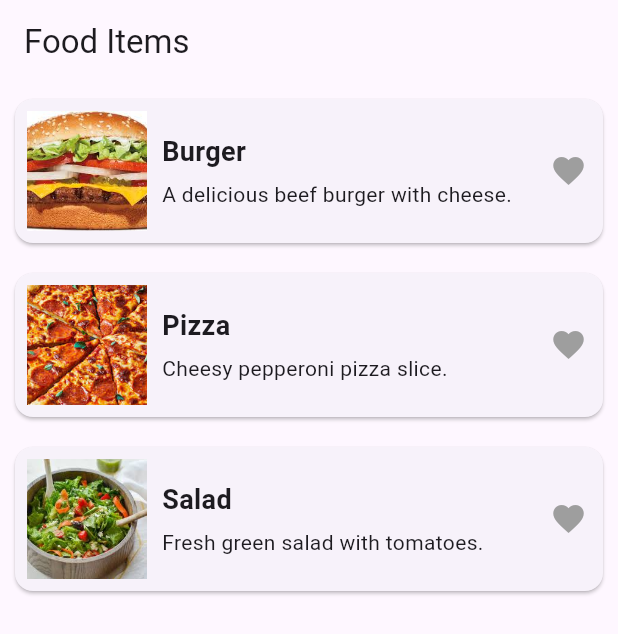
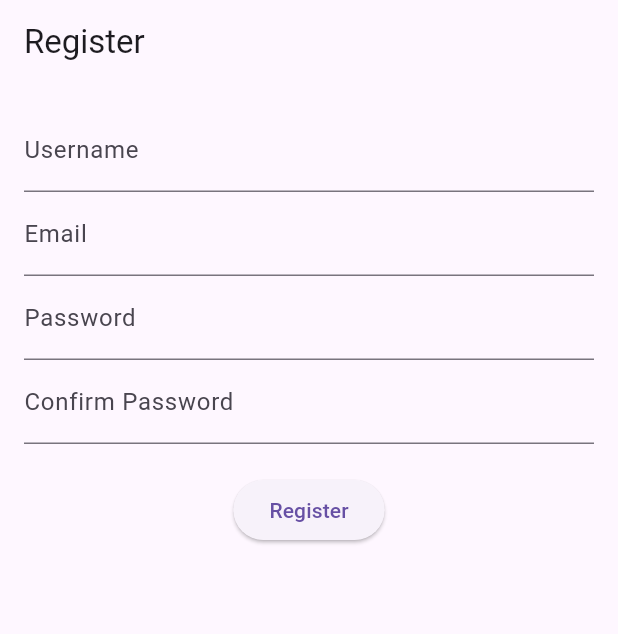
Before and after one commit to AtikaAbid/Journal-9, a Flutter app: the screen it shows after launch, on a phone screen of 412 x 824 dp. Shown: the top 634 px of the screen. Run offline on Flutter 3.47's test engine with Material 3 defaults, Android fonts, the phone set to English and light mode, and no system bars.

Commit message:
first commit

```diff
--- a/lib/main.dart
+++ b/lib/main.dart
@@ -9,16 +9,14 @@ class MyApp extends StatelessWidget {
   @override
   Widget build(BuildContext context) {
     return MaterialApp(
-      title: 'Food List App',
-      theme: ThemeData(primarySwatch: Colors.green),
+      title: 'Registration/Login App',
+      debugShowCheckedModeBanner: false,
+      theme: ThemeData(primarySwatch: Colors.blue),
       home: SplashScreen(),
     );
   }
 }
 
-// ========================
-// 1. Splash Screen
-// ========================
 class SplashScreen extends StatefulWidget {
   @override
   _SplashScreenState createState() => _SplashScreenState();
@@ -31,7 +29,7 @@ class _SplashScreenState extends State<SplashScreen> {
     Timer(Duration(seconds: 2), () {
       Navigator.pushReplacement(
         context,
-        MaterialPageRoute(builder: (context) => FoodListScreen()),
+        MaterialPageRoute(builder: (context) => RegistrationScreen()),
       );
     });
   }
@@ -40,123 +38,133 @@ class _SplashScreenState extends State<SplashScreen> {
   Widget build(BuildContext context) {
     return Scaffold(
       body: Center(
-        child: FlutterLogo(size: 100), // Replace with your logo
+        child: FlutterLogo(size: 100),
       ),
     );
   }
 }
 
-// ========================
-// 2. Food List Screen
-// ========================
-class FoodListScreen extends StatelessWidget {
-  final List<Map<String, String>> foodItems = [
-    {
-      'image': 'assets/burger.jpg',
-      'name': 'Burger',
-      'description': 'A delicious beef burger with cheese.'
-    },
-    {
-      'image': 'assets/pizza.jpg',
-      'name': 'Pizza',
-      'description': 'Cheesy pepperoni pizza slice.'
-    },
-    {
-      'image': 'assets/salad.jpg',
-      'name': 'Salad',
-      'description': 'Fresh green salad with tomatoes.'
-    },
-  ];
+class RegistrationScreen extends StatefulWidget {
+  @override
+  _RegistrationScreenState createState() => _RegistrationScreenState();
+}
+
+class _RegistrationScreenState extends State<RegistrationScreen> {
+  final _formKey = GlobalKey<FormState>();
+  String username = '', email = '', password = '', confirmPassword = '';
 
   @override
   Widget build(BuildContext context) {
     return Scaffold(
-      appBar: AppBar(title: Text('Food Items')),
-      body: ListView.builder(
-        itemCount: foodItems.length,
-        itemBuilder: (context, index) {
-          return FoodItemCard(item: foodItems[index]);
-        },
+      appBar: AppBar(title: Text('Register')),
+      body: Padding(
+        padding: EdgeInsets.all(16.0),
+        child: Form(
+          key: _formKey,
+          child: Column(
+            children: [
+              TextFormField(
+                decoration: InputDecoration(labelText: 'Username'),
+                validator: (value) => value!.isEmpty ? 'Required' : null,
+                onSaved: (value) => username = value!,
+              ),
+              TextFormField(
+                decoration: InputDecoration(labelText: 'Email'),
+                validator: (value) => value!.isEmpty ? 'Required' : null,
+                onSaved: (value) => email = value!,
+              ),
+              TextFormField(
+                obscureText: true,
+                decoration: InputDecoration(labelText: 'Password'),
+                validator: (value) => value!.isEmpty ? 'Required' : null,
+                onSaved: (value) => password = value!,
+              ),
+              TextFormField(
+                obscureText: true,
+                decoration: InputDecoration(labelText: 'Confirm Password'),
+                validator: (value) => value != password ? 'Passwords do not match' : null,
+              ),
+              SizedBox(height: 20),
+              ElevatedButton(
+                onPressed: () {
+                  if (_formKey.currentState!.validate()) {
+                    _formKey.currentState!.save();
+                    Navigator.push(
+                      context,
+                      MaterialPageRoute(
+                        builder: (context) => LoginScreen(
+                          registeredUsername: username,
+                          registeredPassword: password,
+                        ),
+                      ),
+                    );
+                  }
+                },
+                child: Text('Register'),
+              )
+            ],
+          ),
+        ),
       ),
     );
   }
 }
 
-// ========================
-// Food Item Widget
-// ========================
-class FoodItemCard extends StatefulWidget {
-  final Map<String, String> item;
+class LoginScreen extends StatefulWidget {
+  final String registeredUsername;
+  final String registeredPassword;
 
-  FoodItemCard({required this.item});
+  LoginScreen({required this.registeredUsername, required this.registeredPassword});
 
   @override
-  _FoodItemCardState createState() => _FoodItemCardState();
+  _LoginScreenState createState() => _LoginScreenState();
 }
 
-class _FoodItemCardState extends State<FoodItemCard>
-    with SingleTickerProviderStateMixin {
-  bool isLiked = false;
-  late AnimationController _controller;
-  late Animation<double> _scaleAnimation;
-
-  @override
-  void initState() {
-    super.initState();
-    _controller = AnimationController(
-      duration: Duration(milliseconds: 300),
-      vsync: this,
-      lowerBound: 0.7,
-      upperBound: 1.2,
-    );
-    _scaleAnimation = CurvedAnimation(parent: _controller, curve: Curves.easeInOut);
-  }
-
-  @override
-  void dispose() {
-    _controller.dispose();
-    super.dispose();
-  }
-
-  void toggleLike() {
-    setState(() {
-      isLiked = !isLiked;
-    });
-    _controller.forward().then((_) => _controller.reverse());
-  }
+class _LoginScreenState extends State<LoginScreen> {
+  final _formKey = GlobalKey<FormState>();
+  String username = '', password = '';
 
   @override
   Widget build(BuildContext context) {
-    return Card(
-      margin: EdgeInsets.all(10),
-      child: Padding(
-        padding: EdgeInsets.all(8),
-        child: Row(
-          children: [
-            Image.asset(widget.item['image']!, width: 80, height: 80, fit: BoxFit.cover),
-            SizedBox(width: 10),
-            Expanded(
-              child: Column(
-                crossAxisAlignment: CrossAxisAlignment.start,
-                children: [
-                  Text(widget.item['name']!, style: TextStyle(fontSize: 18, fontWeight: FontWeight.bold)),
-                  SizedBox(height: 5),
-                  Text(widget.item['description']!),
-                ],
+    return Scaffold(
+      appBar: AppBar(title: Text('Login')),
+      body: Padding(
+        padding: EdgeInsets.all(16.0),
+        child: Form(
+          key: _formKey,
+          child: Column(
+            children: [
+              TextFormField(
+                decoration: InputDecoration(labelText: 'Username/Email'),
+                validator: (value) => value!.isEmpty ? 'Required' : null,
+                onSaved: (value) => username = value!,
               ),
-            ),
-            GestureDetector(
-              onDoubleTap: toggleLike,
-              child: ScaleTransition(
-                scale: _scaleAnimation,
-                child: Icon(
-                  Icons.favorite,
-                  color: isLiked ? Colors.red : Colors.grey,
-                  size: 30,
-                ),
+              TextFormField(
+                obscureText: true,
+                decoration: InputDecoration(labelText: 'Password'),
+                validator: (value) => value!.isEmpty ? 'Required' : null,
+                onSaved: (value) => password = value!,
               ),
-            ),
-          ],
+              SizedBox(height: 20),
+              ElevatedButton(
+                onPressed: () {
+                  if (_formKey.currentState!.validate()) {
+                    _formKey.currentState!.save();
+                    if (username == widget.registeredUsername && password == widget.registeredPassword) {
+                      ScaffoldMessenger.of(context).showSnackBar(
+                        SnackBar(content: Text('Login Successful')),
+                      );
+                    } else {
+                      ScaffoldMessenger.of(context).showSnackBar(
+                        SnackBar(content: Text('Login Failed')),
+                      );
+                    }
+                  }
+                },
+                child: Text('Login'),
+              )
+            ],
+          ),
         ),
       ),
     );
```
Also changed, not shown: 1 other file.
